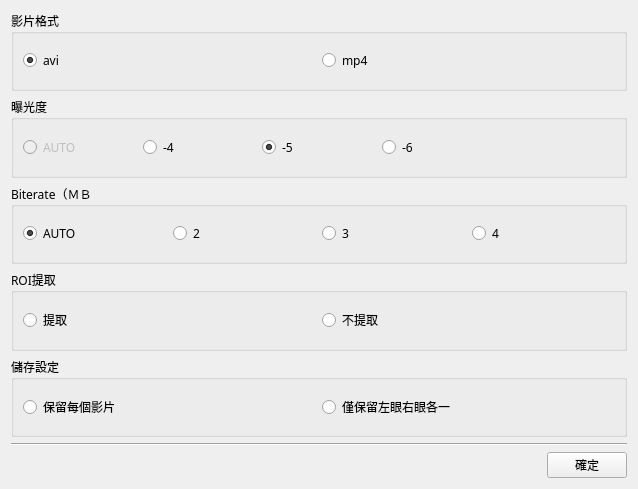
Before: the Qt Designer form videoparam.ui in Joya-Chen/eyeT, drawn with Qt 5.
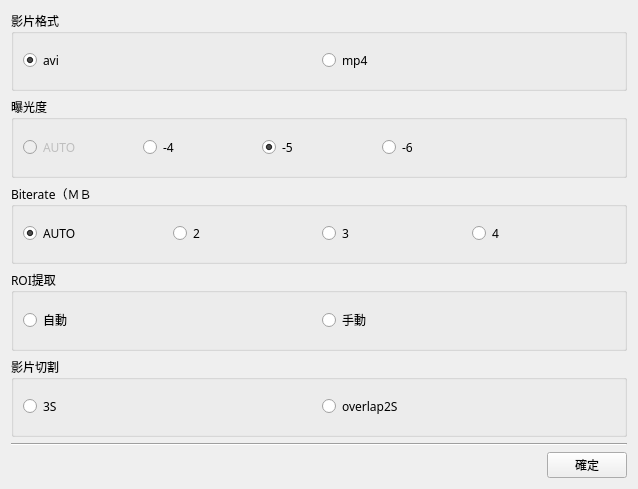
After: the same form once the commit is applied.

The edit to the form file:
```diff
--- a/videoparam.ui
+++ b/videoparam.ui
@@ -150,14 +150,14 @@
       <item>
        <widget class="QRadioButton" name="radio_roi_crop">
         <property name="text">
-         <string>提取</string>
+         <string>自動</string>
         </property>
        </widget>
       </item>
       <item>
        <widget class="QRadioButton" name="radio_roi_no">
         <property name="text">
-         <string>不提取</string>
+         <string>手動</string>
         </property>
        </widget>
       </item>
@@ -170,20 +170,20 @@
       <bool>true</bool>
      </property>
      <property name="title">
-      <string>儲存設定</string>
+      <string>影片切割</string>
      </property>
      <layout class="QHBoxLayout" name="horizontalLayout_4">
       <item>
        <widget class="QRadioButton" name="radioButton_7">
         <property name="text">
-         <string>保留每個影片</string>
+         <string>3S</string>
         </property>
        </widget>
       </item>
       <item>
        <widget class="QRadioButton" name="radioButton_8">
         <property name="text">
-         <string>僅保留左眼右眼各一</string>
+         <string>overlap2S</string>
         </property>
        </widget>
       </item>
```
